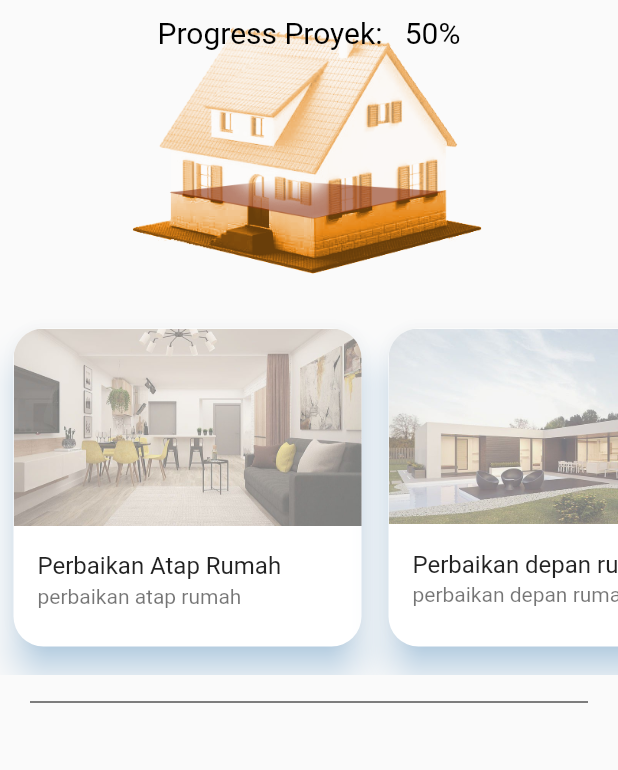
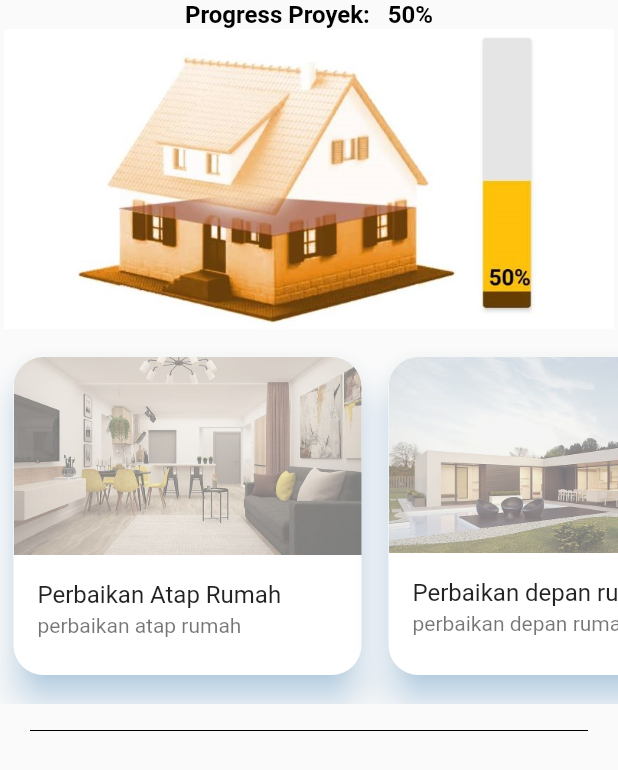
Before and after one commit to qisashasanudin/bangunin_id, a Flutter app: the WeeklyProgress widget shown alone on an empty page, opened directly with empty values, on a phone screen of 412 x 824 dp. Shown: the top 770 px of the screen. Run offline on Flutter 3.47's test engine with Material 2 defaults, Android fonts, the phone set to English and light mode, and no system bars; our stand-ins replace cloud_firestore, firebase_auth, firebase_core, firebase_storage, flutter_speed_dial, flutter_spinkit and 5 more; accounts and stored records are empty.

Commit message:
graph update

```diff
--- a/lib/screens/mainmenu/home/projects/view_project/weekly_progress.dart
+++ b/lib/screens/mainmenu/home/projects/view_project/weekly_progress.dart
@@ -24,21 +24,19 @@ class _WeeklyProgressState extends State<WeeklyProgress> {
       padding: EdgeInsets.zero,
       physics: NeverScrollableScrollPhysics(),
       children: [
+        Text(
+          'Progress Proyek:   50%',
+          textAlign: TextAlign.center,
+          style: TextStyle(
+              color: Colors.black, fontWeight: FontWeight.bold, fontSize: 16),
+        ),
         Container(
           padding: EdgeInsets.fromLTRB(0, 10, 0, 0),
           height: 200,
           width: 200,
-          child: Text(
-            'Progress Proyek:   50%',
-            textAlign: TextAlign.center,
-            style: TextStyle(
-                color: Colors.black,
-                fontWeight: FontWeight.normal,
-                fontSize: 20),
-          ),
           decoration: BoxDecoration(
             image: DecorationImage(
-              image: AssetImage("assets/img/UI/persen1.png"),
+              image: AssetImage("assets/img/UI/newfile.jpg"),
               fit: BoxFit.contain,
             ),
           ),
```
